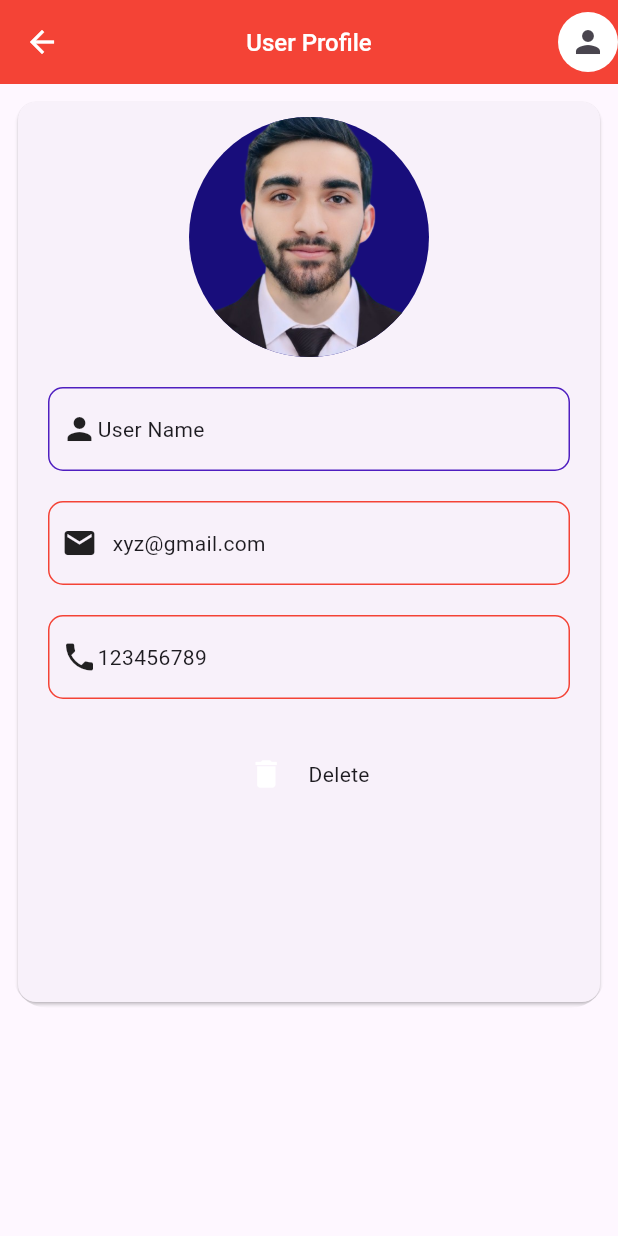
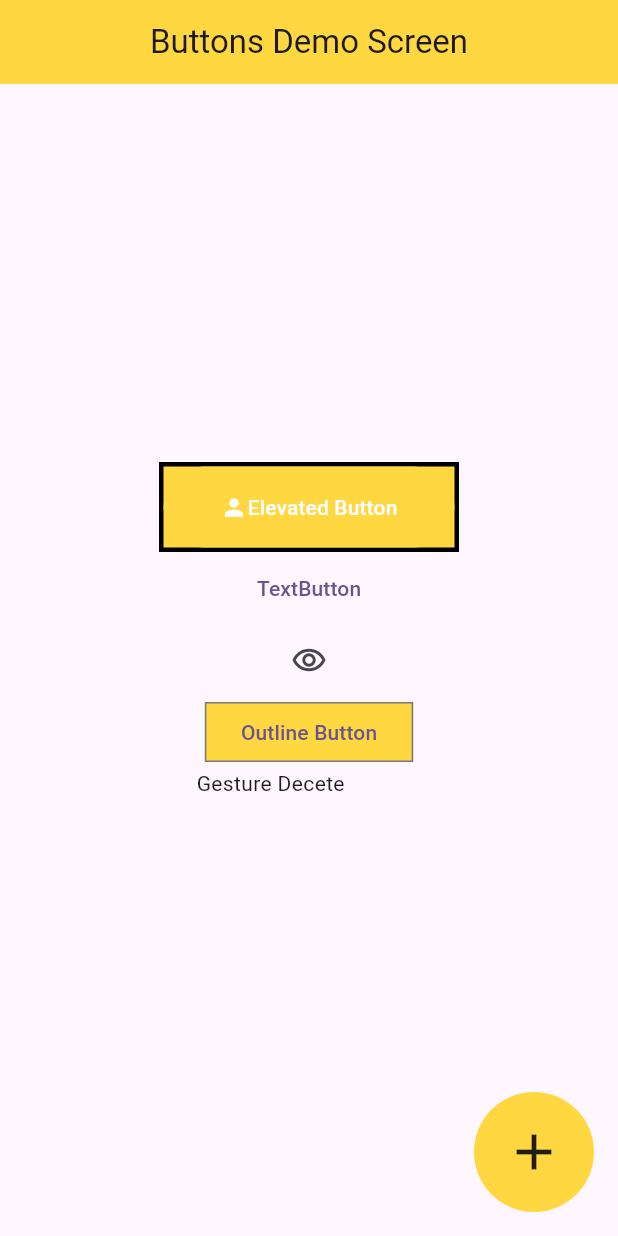
Before and after one commit to samran-hussain12/flutter-practice, a Flutter app: the screen it shows after launch, on a phone screen of 412 x 824 dp. Run offline on Flutter 3.47's test engine with Material 3 defaults, Android fonts, the phone set to English and light mode, and no system bars.

Commit message:
make bottons on this app

```diff
--- a/lib/app.dart
+++ b/lib/app.dart
@@ -3,17 +3,16 @@ import 'package:flutter/material.dart';
 class UserProfile extends StatelessWidget {
   const UserProfile({super.key});
 
-//i am currently learn the flutter
   @override
   Widget build(BuildContext context) {
     return Scaffold(
       appBar: AppBar(
         backgroundColor: Colors.red,
-        leading: Icon(
+        leading: const Icon(
           Icons.arrow_back,
           color: Colors.white,
         ),
-        title: Text(
+        title: const Text(
           "User Profile",
           style: TextStyle(
             color: Colors.white,
@@ -26,9 +25,11 @@ class UserProfile extends StatelessWidget {
           Container(
             height: 40,
             width: 40,
-            decoration:
-                BoxDecoration(color: Colors.white, shape: BoxShape.circle),
-            child: Icon(Icons.person),
+            decoration: const BoxDecoration(
+              color: Colors.white,
+              shape: BoxShape.circle,
+            ),
+            child: const Icon(Icons.person),
           ),
         ],
       ),
@@ -42,35 +43,68 @@ class UserProfile extends StatelessWidget {
                 child: Container(
                   height: 600,
                   width: double.infinity,
-                  child: Padding(
                   padding: const EdgeInsets.symmetric(
-                        vertical: 10, horizontal: 20),
+                    vertical: 10,
+                    horizontal: 20,
+                  ),
                   child: Column(
-                      spacing: 20,
+                    mainAxisAlignment: MainAxisAlignment.start,
                     children: [
-                        CircleAvatar(
+                      const CircleAvatar(
                         radius: 80,
-                          backgroundColor:
-                              const Color.fromARGB(255, 24, 13, 123),
+                        backgroundColor: Color.fromARGB(255, 24, 13, 123),
                         backgroundImage: AssetImage('assets/samran.png'),
                       ),
-                        Container(
-                          height: 56,
+                      const SizedBox(height: 20),
+                      _buildInfoRow(Icons.person, "User Name"),
+                      const SizedBox(height: 10),
+                      _buildInfoRow(Icons.email, "xyz@gmail.com"),
+                      const SizedBox(height: 10),
+                      _buildInfoRow(Icons.phone, "123456789"),
+                      const SizedBox(height: 20),
+                      InkWell(
+                        onTap: () {
+                          print("User Data Delete");
+                        },
+                        child: Container(
+                          height: 60,
                           width: double.infinity,
                           decoration: BoxDecoration(
-                            border: Border.all(
-                              color: const Color.fromARGB(255, 79, 31, 192),
+                            color: const Color.fromARGB(255, 255, 190, 24),
+                            borderRadius: BorderRadius.circular(16),
                           ),
-                            borderRadius: BorderRadius.circular(10),
+                          child: const Row(
+                            mainAxisAlignment: MainAxisAlignment.center,
+                            children: [
+                              Icon(
+                                Icons.delete,
+                                color: Colors.white,
                               ),
-                          child: Padding(
-                            padding: const EdgeInsets.all(8.0),
-                            child: Row(
-                              children: [Icon(Icons.person), Text("User Name")],
+                              SizedBox(width: 16),
+                              Text(
+                                "Delete",
+                                style: TextStyle(
+                                  color: Colors.white,
+                                  fontWeight: FontWeight.w600,
+                                ),
+                              ),
+                            ],
                           ),
                         ),
                       ),
-                        Container(
+                    ],
+                  ),
+                ),
+              ),
+            ),
+          ],
+        ),
+      ),
+    );
+  }
+
+  Widget _buildInfoRow(IconData icon, String text) {
+    return Container(
       height: 56,
       width: double.infinity,
       decoration: BoxDecoration(
@@ -79,67 +113,13 @@ class UserProfile extends StatelessWidget {
         ),
         borderRadius: BorderRadius.circular(10),
       ),
-                          child: Padding(
       padding: const EdgeInsets.all(8.0),
       child: Row(
-                              spacing: 10,
         children: [
-                                Icon(Icons.email),
-                                const Text("xyz@gmail.com")
+          Icon(icon),
+          const SizedBox(width: 10),
+          Text(text),
         ],
-                            ),
-                          ),
-                        ),
-                        Container(
-                          height: 56,
-                          width: double.infinity,
-                          decoration: BoxDecoration(
-                            border: Border.all(
-                              color: Colors.red,
-                            ),
-                            borderRadius: BorderRadius.circular(10),
-                          ),
-                          child: Padding(
-                            padding: const EdgeInsets.all(8.0),
-                            child: Row(
-                              children: [Icon(Icons.phone), Text("123456789")],
-                            ),
-                          ),
-                        ),
-                        InkWell(
-                          onTap: () {
-                            print("User Data Delete");
-                          },
-                          child: Container(
-                            height: 60,
-                            width: double.infinity,
-                            decoration: BoxDecoration(
-                                color: const Color.fromARGB(255, 200, 219, 52)RGB(255, 255, 190, 24),
-                                borderRadius: BorderRadius.circular(16)),
-                            child: Center(
-                              child: Row(
-                                mainAxisAlignment: MainAxisAlignment.center,
-                                spacing: 16,
-                                children: [
-                                  Center(
-                                      child: Icon(
-                                    Icons.delete,
-                                    color: Colors.white,
-                                  )),
-                                  Text("Delete"),
-                                ],
-                              ),
-                            ),
-                          ),
-                        )
-                      ],
-                    ),
-                  ),
-                ),
-              ),
-            )
-          ],
-        ),
       ),
     );
   }
--- a/lib/appbaar.dart
+++ b/lib/appbaar.dart
@@ -23,16 +23,6 @@ class CustomAppBar extends StatelessWidget implements PreferredSizeWidget {
       ],
       elevation: 10.0,
       centerTitle: true,
-      buttons:[
-        IconButton(
-          icon: const Icon(Icons.search),
-          onPressed: () {},
-        ),
-        IconButton(
-          icon: const Icon(Icons.settings),
-          onPressed: () {},
-        ),
-      ],
     );
   }
 
--- /dev/null
+++ b/lib/button.dart
@@ -0,0 +1,87 @@
+import 'package:flutter/material.dart';
+
+class ButtonDemoScreen extends StatelessWidget {
+  const ButtonDemoScreen({super.key});
+
+  @override
+  Widget build(BuildContext context) {
+    return Scaffold(
+      floatingActionButton: Container(
+        height: 80,
+        width: 80,
+        decoration:
+            BoxDecoration(shape: BoxShape.circle, color: Colors.amberAccent),
+        child: Center(
+          child: Icon(
+            Icons.add,
+            size: 40,
+          ),
+        ),
+      ),
+      appBar: AppBar(
+        title: Text("Buttons Demo Screen"),
+        backgroundColor: Colors.amberAccent,
+        centerTitle: true,
+      ),
+      body: Column(
+        mainAxisAlignment: MainAxisAlignment.center,
+        crossAxisAlignment: CrossAxisAlignment.center,
+        children: [
+          Center(
+            child: Container(
+              height: 60,
+              width: 200,
+              decoration: BoxDecoration(
+                  color: Colors.amberAccent,
+                  border: Border.all(width: 3, color: Colors.black)),
+              child: ElevatedButton(
+                onPressed: () {},
+                style: ElevatedButton.styleFrom(
+                  backgroundColor: Colors.amberAccent,
+                  foregroundColor: Colors.white,
+                  elevation: 0,
+                ),
+                child: Row(
+                  mainAxisSize: MainAxisSize.min,
+                  children: [
+                    Icon(
+                      Icons.person,
+                      color: Colors.white,
+                    ),
+                    Text("Elevated Button"),
+                  ],
+                ),
+              ),
+            ),
+          ),
+          TextButton(
+            onPressed: () {
+              debugPrint("this is the text button");
+            },
+            child: Text("TextButton"),
+          ),
+          IconButton(
+              onPressed: () {}, icon: Icon(Icons.remove_red_eye_outlined)),
+          OutlinedButton(
+            onPressed: () {},
+            child: Text("Outline Button"),
+            style: OutlinedButton.styleFrom(
+                backgroundColor: Colors.amberAccent,
+                shape: RoundedRectangleBorder(
+                    side: BorderSide(
+                  strokeAlign: 12,
+                ))),
+          ),
+          GestureDetector(
+            onTap: () {},
+            child: Container(
+              height: 60,
+              width: 150,
+              child: Text("Gesture Decete"),
+            ),
+          ),
+        ],
+      ),
+    );
+  }
+}
--- a/lib/main.dart
+++ b/lib/main.dart
@@ -1,5 +1,6 @@
 import 'package:flutter/material.dart';
 import 'package:project/app.dart';
+import 'package:project/button.dart';
 import 'package:project/declerationsreen.dart';
 //import 'appbaar.dart';
 import 'app.dart';
@@ -20,7 +21,7 @@ class MyApp extends StatelessWidget {
         useMaterial3: true,
       ),
       //home: const MyHo  mePage(title: 'Flutter Demo Home Page'),
-      home: UserProfile(),
+      home:  ButtonDemoScreen(),
     );
   }
 }
```
Lines whose indentation alone changed are shown as unchanged.
